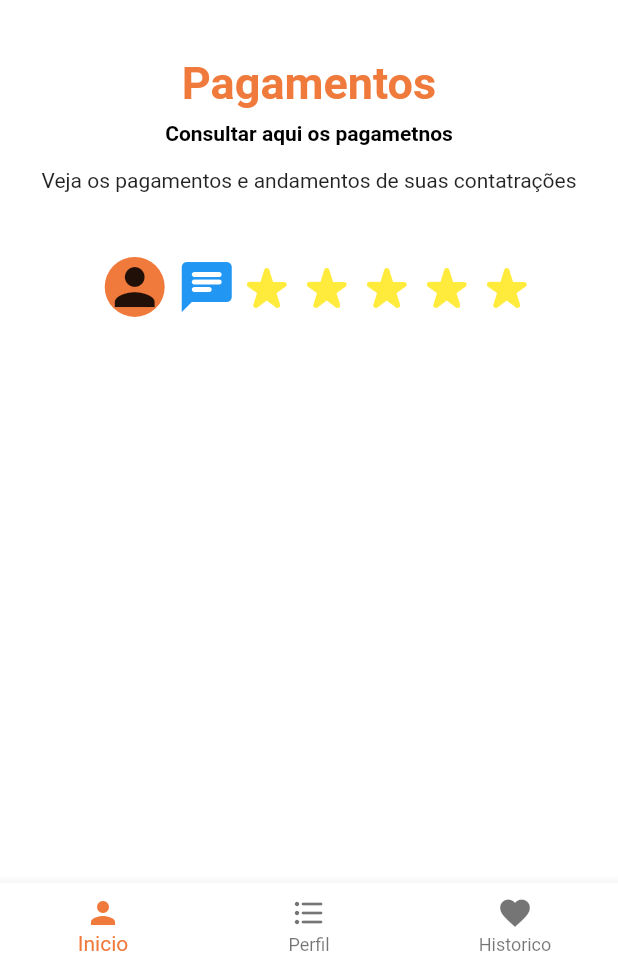
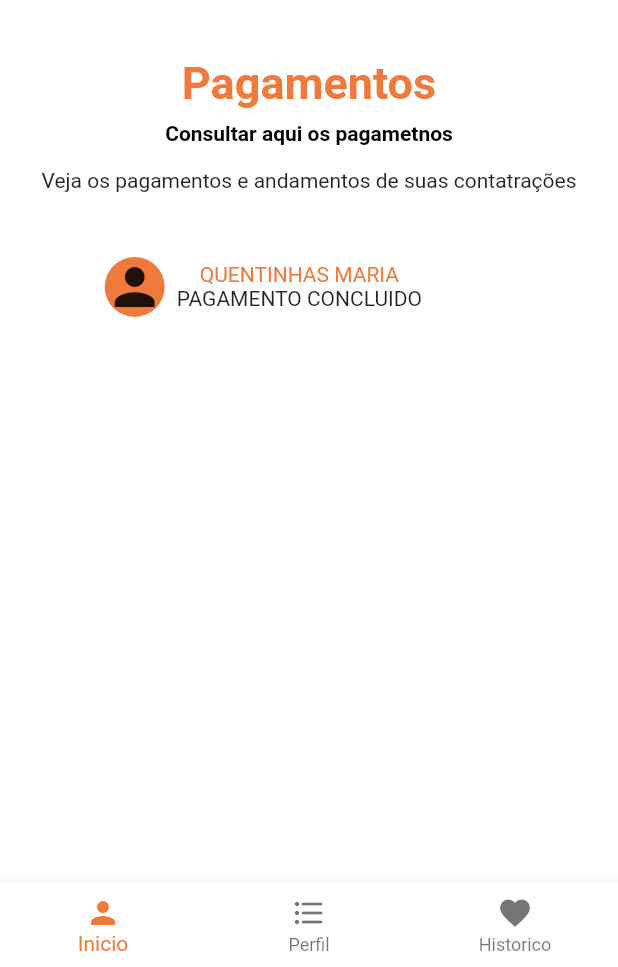
Before and after one commit to guimell/Andarilho, a Flutter app: the Pagamentos screen opened directly, on a phone screen of 412 x 824 dp, the part 269-1236 px from its top. Run offline on Flutter 3.47's test engine with Material 2 defaults, Android fonts, the phone set to English and light mode, and no system bars.

Commit message:
criando pagamentos

```diff
--- a/andarilho/lib/pagamentos.dart
+++ b/andarilho/lib/pagamentos.dart
@@ -86,7 +86,7 @@ class _PagamentosState extends State<Pagamentos> {
               "Veja os pagamentos e andamentos de suas contatrações",
               textAlign: TextAlign.center,
             ),
-            AvaliaContainer()
+            const PagamentoContainer()
           ],
         ),
       ),
--- a/andarilho/lib/widgets.dart
+++ b/andarilho/lib/widgets.dart
@@ -72,3 +72,56 @@ class AvaliaContainer extends StatelessWidget {
     );
   }
 }
+
+class PagamentoContainer extends StatelessWidget {
+  const PagamentoContainer({Key? key}) : super(key: key);
+
+  @override
+  Widget build(BuildContext context) {
+    return Padding(
+      padding: const EdgeInsets.all(20.0),
+      child: Stack(
+        children: [
+          Container(
+            width: AppConfig.screenSize.width * 0.7,
+            decoration: BoxDecoration(
+              borderRadius: BorderRadius.circular(50),
+              color: AppConfig.darkColors.onPrimary,
+            ),
+            child: Padding(
+              padding: const EdgeInsets.symmetric(vertical: 15),
+              child: Row(
+                mainAxisAlignment: MainAxisAlignment.start,
+                children: [
+                  Padding(
+                    padding: const EdgeInsets.all(8.0),
+                    child: Container(
+                      decoration: BoxDecoration(
+                          shape: BoxShape.circle,
+                          color: AppConfig.darkColors.primary),
+                      child: const Icon(
+                        Icons.person,
+                        size: 40,
+                      ),
+                    ),
+                  ),
+                  Column(
+                    mainAxisAlignment: MainAxisAlignment.center,
+                    children: [
+                      Text(
+                        "QUENTINHAS MARIA",
+                        style: TextStyle(color: AppConfig.darkColors.primary),
+                        textAlign: TextAlign.center,
+                      ),
+                      Text("PAGAMENTO CONCLUIDO")
+                    ],
+                  )
+                ],
+              ),
+            ),
+          ),
+        ],
+      ),
+    );
+  }
+}
```
